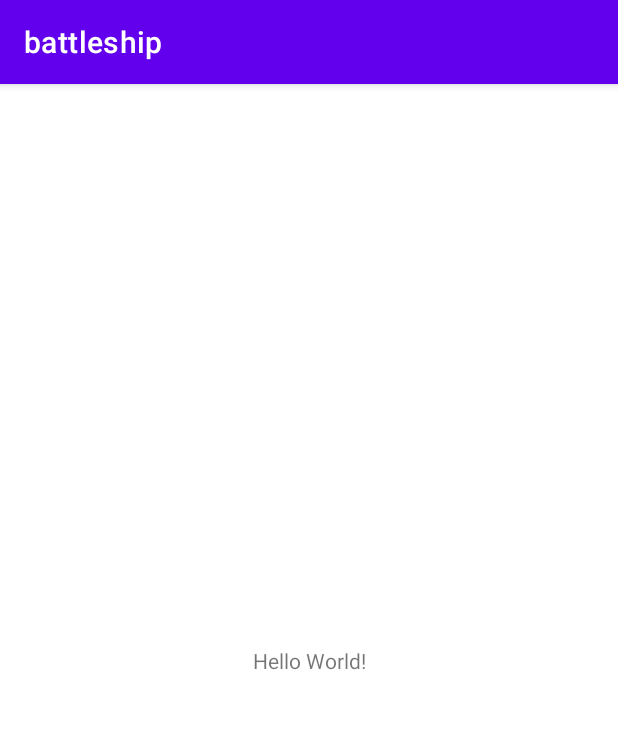
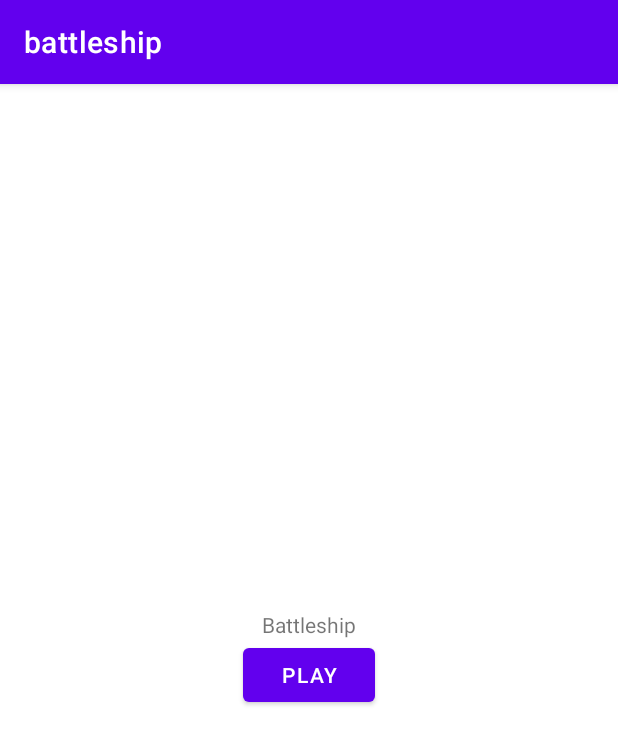
Before and after one commit to FrankMejzlik/battleship-android, an Android app: the screen it shows after launch (MainActivity), on a phone screen of 412 x 824 dp. Shown: the top 745 px of the screen. Run offline under Robolectric (Android 15) with nearby library versions, the phone set to English and light mode, and no system bars.

Commit message:
Create MainActivity.

```diff
--- a/app/src/main/java/com/example/battleship/MainActivity.kt
+++ b/app/src/main/java/com/example/battleship/MainActivity.kt
@@ -2,10 +2,19 @@ package com.example.battleship
 
 import androidx.appcompat.app.AppCompatActivity
 import android.os.Bundle
+import android.widget.Button
+import android.widget.Toast
 
 class MainActivity : AppCompatActivity() {
     override fun onCreate(savedInstanceState: Bundle?) {
         super.onCreate(savedInstanceState)
         setContentView(R.layout.activity_main)
+
+        // get reference to the main button play
+        // set listener (Toast)
+        // and show
+        findViewById<Button>(R.id.btn_main_play).setOnClickListener {
+            Toast.makeText(this, "Game over", Toast.LENGTH_LONG).show()
+        }
     }
 }
--- /dev/null
+++ b/app/src/main/java/com/example/battleship/SetPlayersActivity.kt
@@ -0,0 +1,4 @@
+package com.example.battleship
+
+class SetPlayersActivity {
+}
--- a/app/src/main/res/layout/activity_main.xml
+++ b/app/src/main/res/layout/activity_main.xml
@@ -7,12 +7,24 @@
     tools:context=".MainActivity">
 
     <TextView
+        android:id="@+id/txt_main_battleship"
         android:layout_width="wrap_content"
         android:layout_height="wrap_content"
-        android:text="Hello World!"
-        app:layout_constraintBottom_toBottomOf="parent"
+        android:text="Battleship"
+        app:layout_constraintBottom_toTopOf="@id/btn_main_play"
         app:layout_constraintLeft_toLeftOf="parent"
         app:layout_constraintRight_toRightOf="parent"
-        app:layout_constraintTop_toTopOf="parent" />
+        app:layout_constraintTop_toTopOf="parent"
+        app:layout_constraintVertical_chainStyle="packed"/>
+
+    <Button
+        android:id="@+id/btn_main_play"
+        android:layout_width="wrap_content"
+        android:layout_height="wrap_content"
+        android:text="Play"
+        app:layout_constraintStart_toStartOf="parent"
+        app:layout_constraintEnd_toEndOf="parent"
+        app:layout_constraintTop_toBottomOf="@id/txt_main_battleship"
+        app:layout_constraintBottom_toBottomOf="parent"/>
 
 </androidx.constraintlayout.widget.ConstraintLayout>
```
